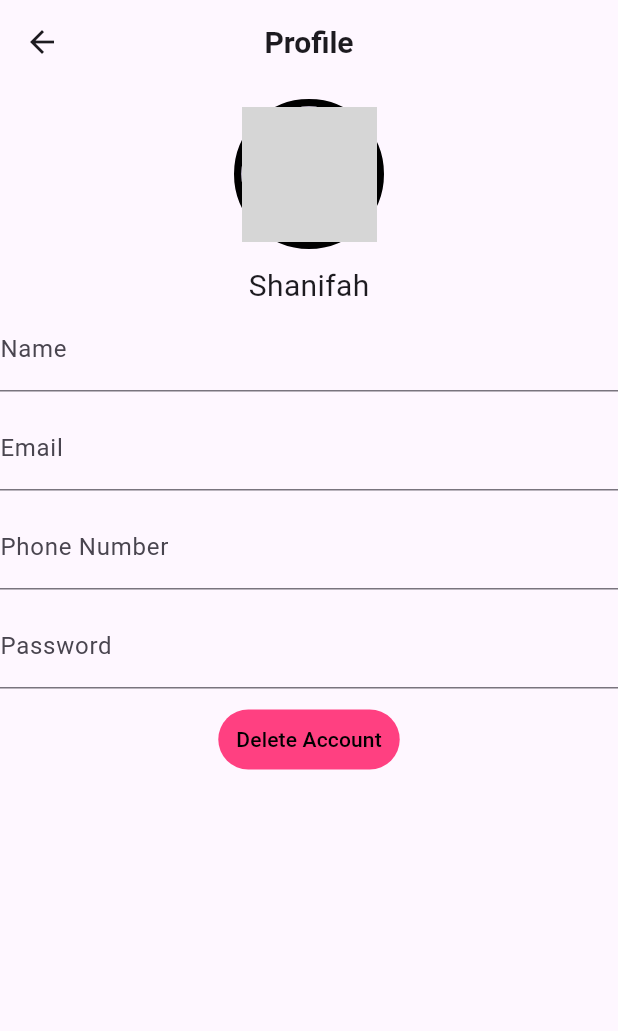
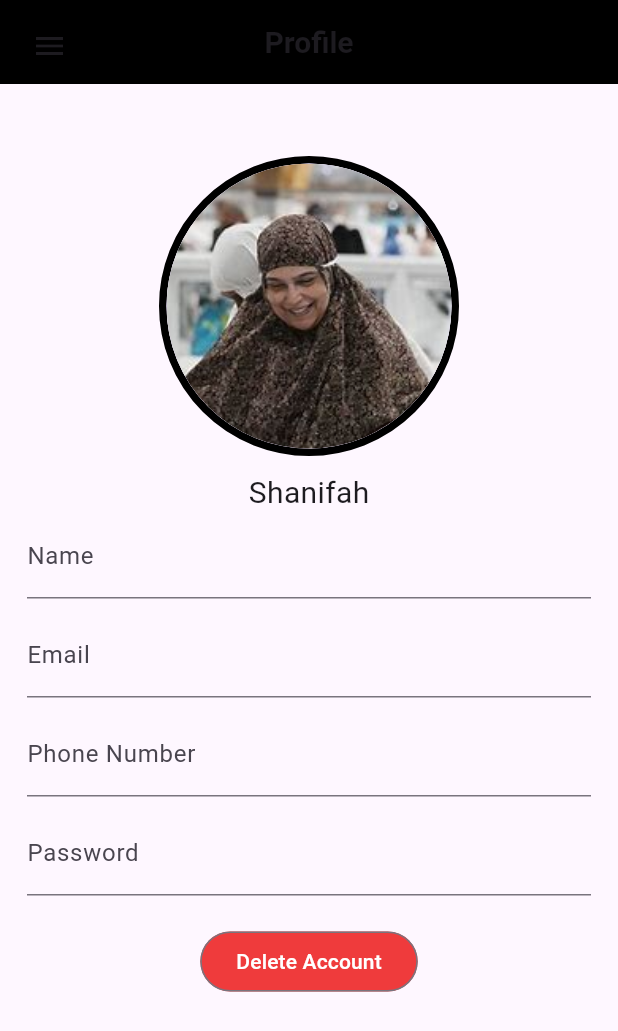
Before and after one commit to CharlesKasasira/Events-Pay, a Flutter app: the ProfilePage screen opened directly, on a phone screen of 412 x 824 dp. Shown: the top 1031 px of the screen. Run offline on Flutter 3.47's test engine with Material 3 defaults, Android fonts, the phone set to English and light mode, and no system bars; our stand-ins replace animated_splash_screen, flutter_dotenv, get, google_fonts, supabase_flutter; missing offline and left inert: flutter_config; accounts and stored records are empty; grey boxes are pictures that could not be loaded.

Commit message:
changed the profile page abit

```diff
--- a/lib/screens/profile_page.dart
+++ b/lib/screens/profile_page.dart
@@ -1,24 +1,43 @@
 import 'package:flutter/material.dart';
+import 'package:packingticketingsystem/widgets/drawer.dart';
+
 
 class ProfilePage extends StatelessWidget {
   @override
   Widget build(BuildContext context) {
     return Scaffold(
+        drawer: MyDrawer(),
         appBar: AppBar(
+          automaticallyImplyLeading: false,
+
+          leading: Builder(builder: (context) {
+          return Container(
+            width: 25,
+            height: 25,
+            margin: const EdgeInsets.only(left: 10.0, top: 10.0, bottom: 5),
+            child: IconButton(
+              icon: const Icon(Icons.menu),
+              onPressed: () => Scaffold.of(context).openDrawer(),
+            ),
+          );
+        }),
           title: Text(
             'Profile',
             style: TextStyle(fontSize: 20, fontWeight: FontWeight.bold),
           ),
           centerTitle: true,
+          backgroundColor: Colors.black,
         ),
         body: SingleChildScrollView(
           child: Center(
-              child: Column(
+              child: Padding(
+                padding: EdgeInsets.all(18.0),
+                child: Column(
             children: [
-              const SizedBox(height: 10),
+              const SizedBox(height: 30),
               Container(
-                width: 100.0, // Set the desired width and height for the avatar
-                height: 100.0,
+                width: 200.0, // Set the desired width and height for the avatar
+                height: 200.0,
                 decoration: BoxDecoration(
                   shape: BoxShape.circle,
                   border: Border.all(
@@ -28,7 +47,7 @@ class ProfilePage extends StatelessWidget {
                 ),
                 child: const CircleAvatar(
                   radius: 80,
-                  backgroundImage: AssetImage('images/hajat.jpg'),
+                  backgroundImage: AssetImage('assets/images/hajat.jpg'),
                 ),
               ),
               SizedBox(
@@ -58,20 +77,21 @@ class ProfilePage extends StatelessWidget {
                 //controller: password,
                 decoration: InputDecoration(labelText: 'Password'),
               ),
-              SizedBox(height: 10),
-              TextButton(
+              SizedBox(height: 20),
+              OutlinedButton(
                 onPressed: () {},
                 child: Text(
                   'Delete Account',
-                  style: TextStyle(color: Colors.black),
+                  style: TextStyle(color: Colors.white),
                 ),
                 style: ButtonStyle(
                   backgroundColor:
-                      MaterialStateProperty.all<Color>(Colors.pinkAccent),
+                      MaterialStateProperty.all<Color>(Color.fromARGB(219, 236, 28, 28)),
                 ),
               ),
               SizedBox(height: 10),
             ],
+          )
           )),
         ));
   }
```
